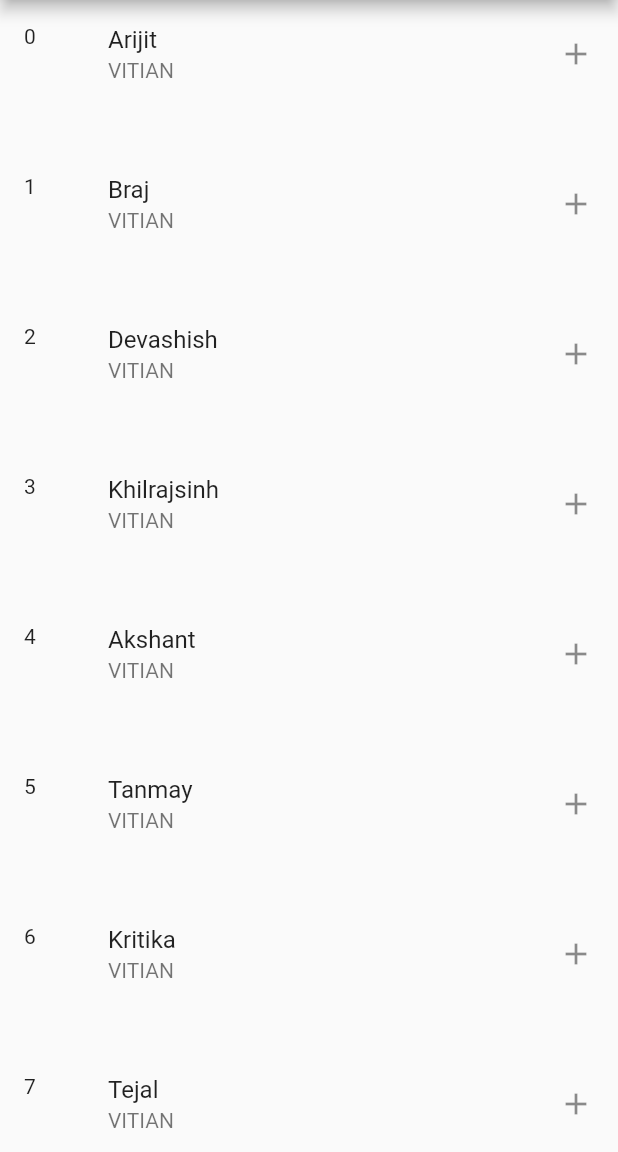
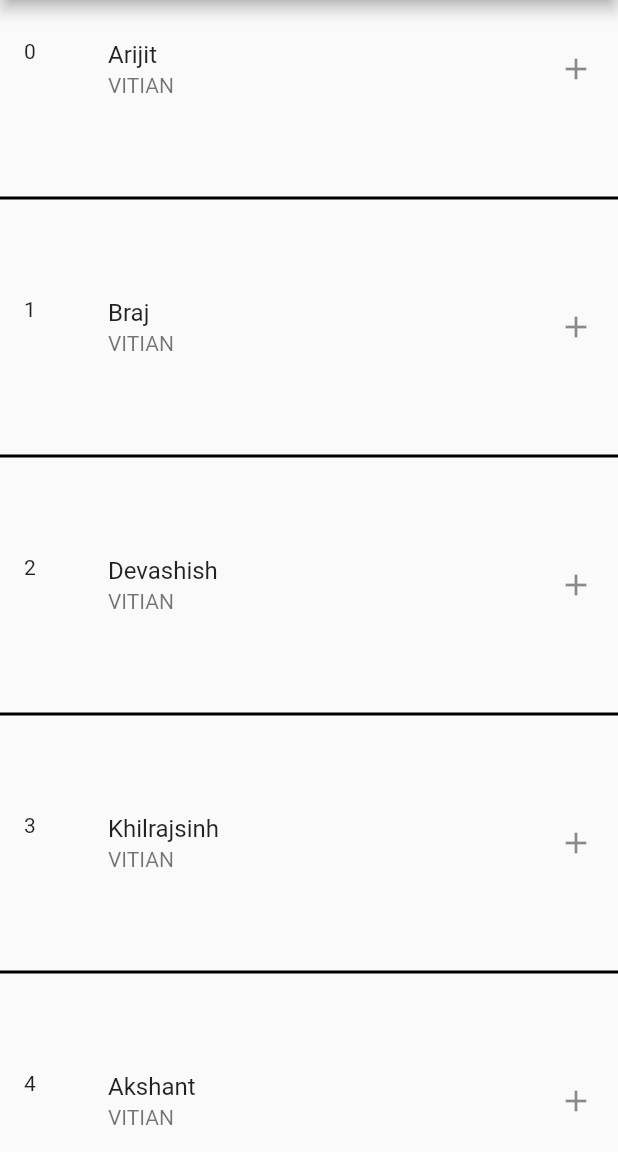
Before and after one commit to Arijit2003/Flutter-Practice, a Flutter app: the screen it shows after launch, on a phone screen of 412 x 824 dp, the part 84-1236 px from its top. Run offline on Flutter 3.47's test engine with Material 2 defaults, Android fonts, the phone set to English and light mode, and no system bars; our stand-ins replace fluttertoast; project files that could hold a hidden picture were left out.

```diff
--- a/lib/main.dart
+++ b/lib/main.dart
@@ -57,7 +57,9 @@ class _MyHomePageState extends State<MyHomePage> {
 
         title: Text(widget.title),
       ),
-      body: ListView.builder(itemBuilder: (context,index){
+      body: Padding(
+        padding: EdgeInsets.only(top: 10,bottom: 10),
+        child: ListView.separated(itemBuilder: (context,index){
            return  ListTile(
              leading: Text("$index"),
              title: Text(namesArr[index]),
@@ -66,8 +68,11 @@ class _MyHomePageState extends State<MyHomePage> {
            );
         },
           itemCount: namesArr.length,
-        itemExtent: 100 ,
+          separatorBuilder: (context,index){
+            return Divider(color: Colors.black, thickness: 2,height: 100,);
+          },
 
+        ),
       )
 
 
```
Lines whose indentation alone changed are shown as unchanged.
